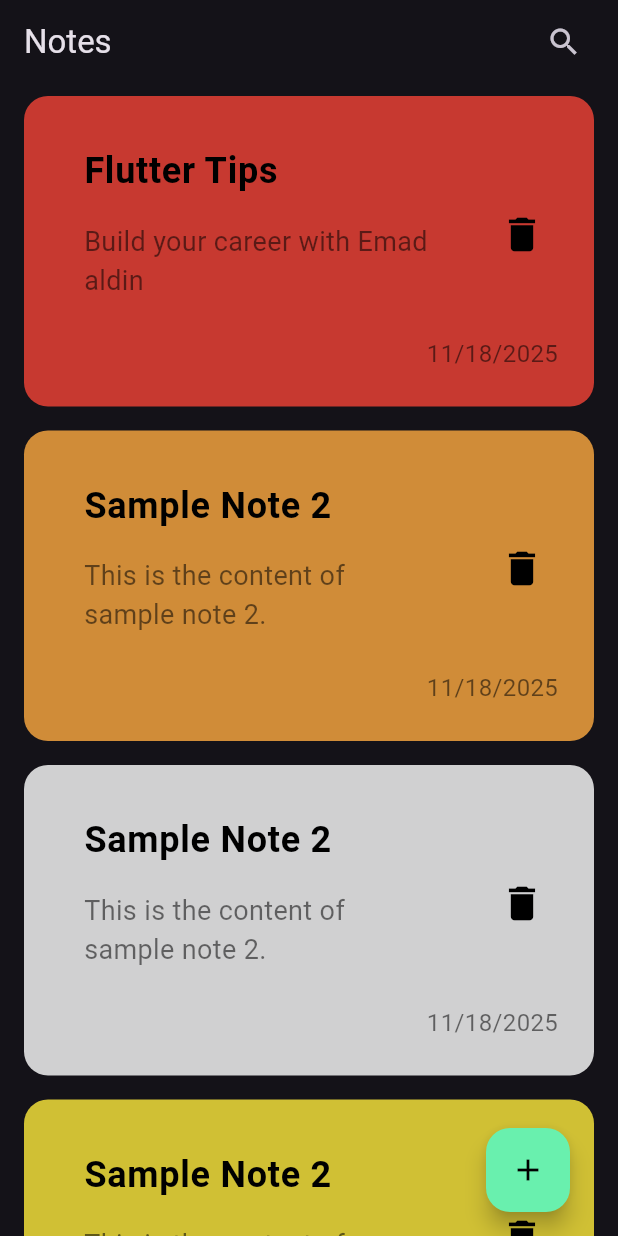
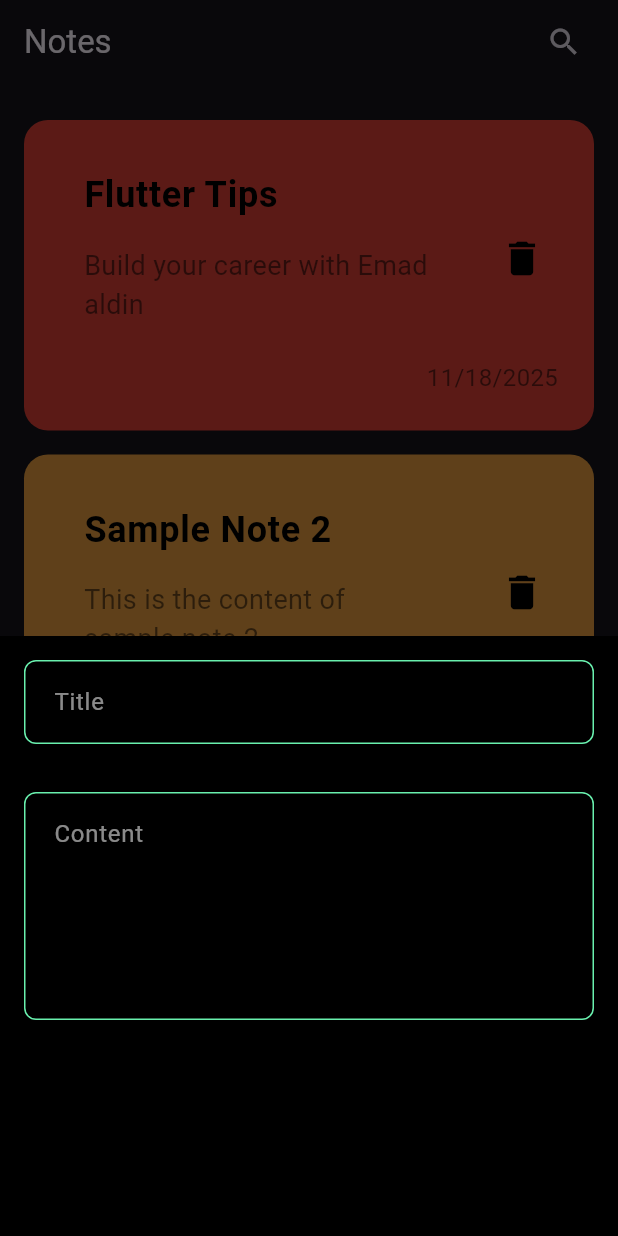
Before and after one commit to Emadaladien/note_app, a Flutter app: the screen it shows after launch, after a tap on the "add" icon, on a phone screen of 412 x 824 dp. Run offline on Flutter 3.47's test engine with Material 3 defaults, Android fonts, the phone set to English and light mode, and no system bars.

Commit message:
add showModelBottomSheet & create CustomTextField

```diff
--- a/lib/widgets/custom_floating_action_button.dart
+++ b/lib/widgets/custom_floating_action_button.dart
@@ -1,4 +1,5 @@
 import 'package:flutter/material.dart';
+import 'package:note_app/widgets/custome_text_field.dart';
 
 class CustomFloatingActionButton extends StatelessWidget {
   const CustomFloatingActionButton({super.key});
@@ -8,10 +9,35 @@ class CustomFloatingActionButton extends StatelessWidget {
     return Padding(
       padding: const EdgeInsets.only(right: 16),
       child: FloatingActionButton(
-        onPressed: () {},
+        onPressed: () {
+          showModalBottomSheet(
+            context: context,
+            builder: (BuildContext context) {
+              return Container(
+                height: 400,
+                color: Colors.black,
+                child: Column(
+                  children: [
+                    CustomeTextField(title: 'Title'),
+                    CustomeTextField(title: 'Content', maxLines: 5),
+                  ],
+                ),
+              );
+            },
+          );
+        },
         backgroundColor: Colors.greenAccent,
         child: Icon(Icons.add, color: Colors.black),
       ),
     );
   }
 }
+
+enum BoxHeightStyle {
+  tight, // Height tightly wraps the text
+  max, // Height covers the maximum line height
+  includeLineSpacingMiddle,
+  includeLineSpacingTop,
+  includeLineSpacingBottom,
+  strut, // Uses strut height
+}
--- /dev/null
+++ b/lib/widgets/custome_text_field.dart
@@ -0,0 +1,32 @@
+import 'package:flutter/material.dart';
+
+class CustomeTextField extends StatelessWidget {
+  const CustomeTextField({super.key, this.maxLines = 1, required this.title});
+
+  final int maxLines;
+  final String title;
+
+  @override
+  Widget build(BuildContext context) {
+    return Padding(
+      padding: const EdgeInsets.symmetric(vertical: 16, horizontal: 16),
+      child: TextField(
+        maxLines: maxLines,
+        decoration: InputDecoration(
+          hintText: title,
+          hintStyle: TextStyle(color: Colors.white54),
+          border: InputBorder.none,
+          contentPadding: EdgeInsets.all(16),
+          focusedBorder: OutlineInputBorder(
+            borderSide: BorderSide(color: Colors.greenAccent),
+            borderRadius: BorderRadius.circular(8),
+          ),
+          enabledBorder: OutlineInputBorder(
+            borderSide: BorderSide(color: Colors.greenAccent),
+            borderRadius: BorderRadius.circular(8),
+          ),
+        ),
+      ),
+    );
+  }
+}
--- a/lib/widgets/note_list_view.dart
+++ b/lib/widgets/note_list_view.dart
@@ -9,9 +9,13 @@ class NoteListView extends StatelessWidget {
 
   @override
   Widget build(BuildContext context) {
-    return ListView.builder(
-      itemCount: notes.length,
-      itemBuilder: (BuildContext, int index) => NoteItem(note: notes[index]),
+    return Padding(
+      padding: const EdgeInsets.symmetric(vertical: 16),
+      child: ListView.builder(
+        padding: EdgeInsets.zero,
+        itemCount: notes.length,
+        itemBuilder: (BuildContext, int index) => NoteItem(note: notes[index]),
+      ),
     );
   }
 }
```
